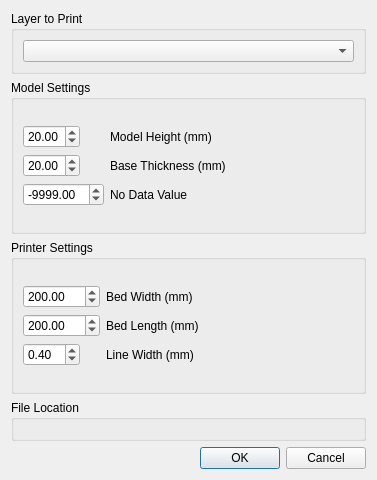
First picture: the form in dem2stl_dialog_base.ui, repository SuheybAden/STL_Generator-QGIS_Plugin, before the edit.
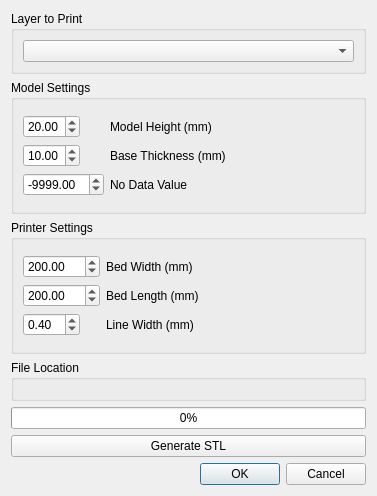
Second picture: the form after the edit. Custom widgets are drawn as their Qt base class.

What changed in the file:
```diff
--- a/dem2stl_dialog_base.ui
+++ b/dem2stl_dialog_base.ui
@@ -104,7 +104,7 @@
         <item row="3" column="0">
          <widget class="QDoubleSpinBox" name="baseHeight_input">
           <property name="value">
-           <double>20.000000000000000</double>
+           <double>10.000000000000000</double>
           </property>
          </widget>
         </item>
@@ -238,6 +238,20 @@
      </layout>
     </widget>
    </item>
+   <item>
+    <widget class="QProgressBar" name="progress">
+     <property name="value">
+      <number>0</number>
+     </property>
+    </widget>
+   </item>
+   <item>
+    <widget class="QPushButton" name="generateSTL_button">
+     <property name="text">
+      <string>Generate STL</string>
+     </property>
+    </widget>
+   </item>
    <item>
     <widget class="QDialogButtonBox" name="button_box">
      <property name="orientation">
```
Left out of the diff: 35 changed lines with no effect on the pictures.
